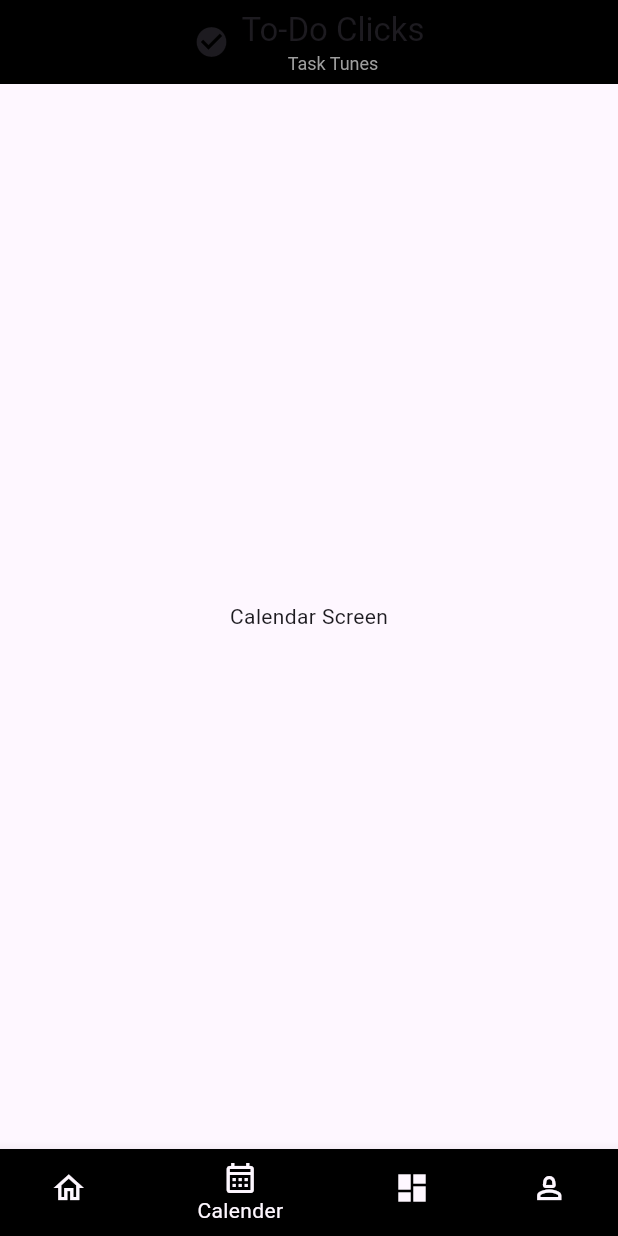
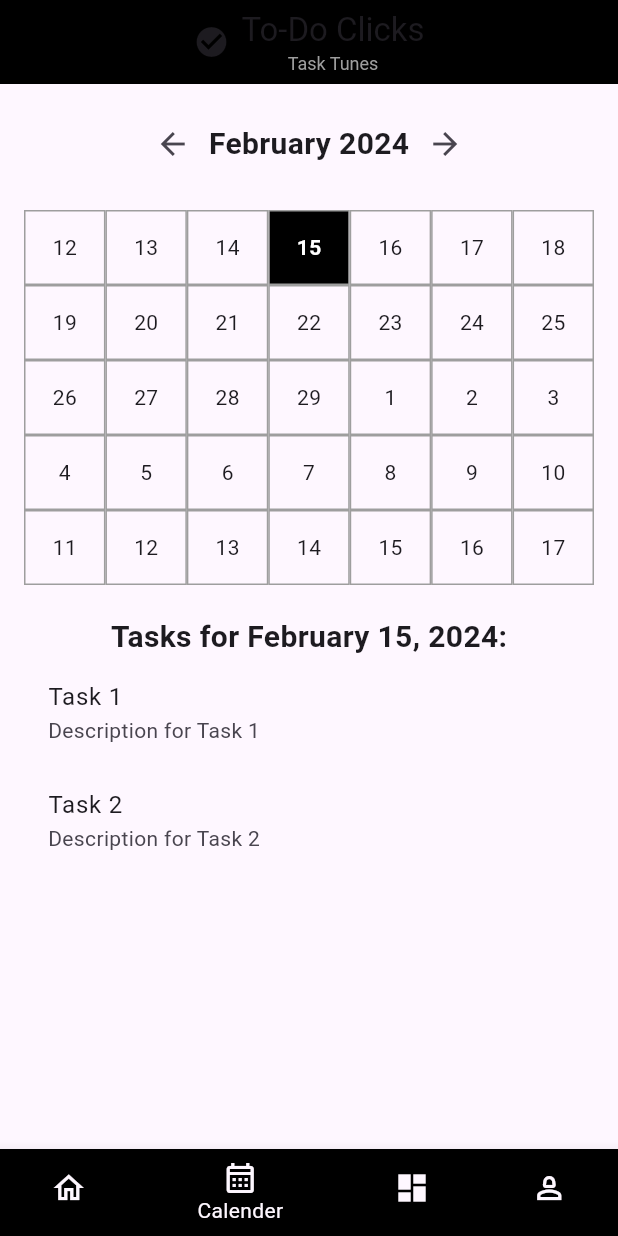
Before and after one commit to P09s/to_do_clicks, a Flutter app: the screen it shows after launch, item 2 of the bottom bar chosen, on a phone screen of 412 x 824 dp. Run offline on Flutter 3.47's test engine with Material 3 defaults, Android fonts, the phone set to English and light mode, and no system bars.

Commit message:
Calendar update

```diff
--- a/lib/Screens/calender.dart
+++ b/lib/Screens/calender.dart
@@ -1,7 +1,35 @@
 import 'package:flutter/material.dart';
+import 'package:intl/intl.dart';
 import 'package:to_do_clicks/Colors/colors.dart';
 
-class CalendarScreen extends StatelessWidget {
+class Task {
+  final String title;
+  final String description;
+  final DateTime date;
+
+  Task({
+    required this.title,
+    required this.description,
+    required this.date,
+  });
+}
+
+class CalendarScreen extends StatefulWidget {
+  @override
+  _CalendarScreenState createState() => _CalendarScreenState();
+}
+
+class _CalendarScreenState extends State<CalendarScreen> {
+  late DateTime _selectedDate;
+  List<Task> tasks = [];
+
+  @override
+  void initState() {
+    super.initState();
+    _selectedDate = DateTime.now();
+    tasks = getTasksForDate(_selectedDate);
+  }
+
   @override
   Widget build(BuildContext context) {
     return Scaffold(
@@ -21,10 +49,148 @@ class CalendarScreen extends StatelessWidget {
             ),
           ],
         ),
-          centerTitle: true),
-      body: Center(
-        child: Text('Calendar Screen'),
+        centerTitle: true,
+      ),
+      body: Padding(
+        padding: const EdgeInsets.all(16.0),
+        child: Column(
+          children: [
+            _buildHeader(),
+            SizedBox(height: 20),
+            _buildCalendar(),
+            SizedBox(height: 20),
+            Text(
+              'Tasks for ${DateFormat('MMMM dd, yyyy').format(_selectedDate)}:',
+              style: TextStyle(fontSize: 20, fontWeight: FontWeight.bold),
+            ),
+            Expanded(
+              child: _buildTaskList(),
+            ),
+          ],
+        ),
       ),
     );
   }
+
+  Widget _buildHeader() {
+    return Row(
+      mainAxisAlignment: MainAxisAlignment.center,
+      children: [
+        IconButton(
+          onPressed: () {
+            setState(() {
+              _selectedDate = _selectedDate.subtract(Duration(days: 7));
+              tasks = getTasksForDate(_selectedDate);
+            });
+          },
+          icon: Icon(Icons.arrow_back),
+        ),
+        Text(
+          DateFormat('MMMM yyyy').format(_selectedDate),
+          style: TextStyle(fontSize: 20, fontWeight: FontWeight.bold),
+        ),
+        IconButton(
+          onPressed: () {
+            setState(() {
+              _selectedDate = _selectedDate.add(Duration(days: 7));
+              tasks = getTasksForDate(_selectedDate);
+            });
+          },
+          icon: Icon(Icons.arrow_forward),
+        ),
+      ],
+    );
   }
+
+  Widget _buildCalendar() {
+    List<Widget> rows = [];
+
+    for (int i = 0; i < 5; i++) {
+      List<Widget> days = [];
+
+      for (int j = 0; j < 7; j++) {
+        DateTime day = _selectedDate
+            .subtract(Duration(days: _selectedDate.weekday - 1))
+            .add(Duration(days: (i * 7) + j));
+
+        days.add(
+          Expanded(
+            child: GestureDetector(
+              onTap: () {
+                setState(() {
+                  _selectedDate = day;
+                  tasks = getTasksForDate(_selectedDate);
+                });
+              },
+              child: Container(
+                height: 50,
+                alignment: Alignment.center,
+                decoration: BoxDecoration(
+                  border: Border.all(color: Colors.grey),
+                  color: isSameDay(day, _selectedDate) ? Colors.black : null,
+                ),
+                child: Text(
+                  DateFormat('d').format(day),
+                  style: TextStyle(
+                    fontWeight:
+                        isSameDay(day, _selectedDate) ? FontWeight.bold : null,
+                    color: isSameDay(day, _selectedDate) ? Colors.white : null,
+                  ),
+                ),
+              ),
+            ),
+          ),
+        );
+      }
+
+      rows.add(
+        Row(
+          children: days,
+        ),
+      );
+    }
+
+    return Column(
+      children: rows,
+    );
+  }
+
+  Widget _buildTaskList() {
+    if (tasks.isEmpty) {
+      return Center(
+        child: Text('No tasks for selected date.'),
+      );
+    }
+
+    return ListView.builder(
+      itemCount: tasks.length,
+      itemBuilder: (context, index) {
+        return ListTile(
+          title: Text(tasks[index].title),
+          subtitle: Text(tasks[index].description),
+        );
+      },
+    );
+  }
+
+  List<Task> getTasksForDate(DateTime date) {
+    // Replace this with your logic to fetch tasks for the selected date
+    // For now, returning dummy tasks
+    return [
+      Task(
+        title: 'Task 1',
+        description: 'Description for Task 1',
+        date: DateTime(date.year, date.month, date.day, 8, 0),
+      ),
+      Task(
+        title: 'Task 2',
+        description: 'Description for Task 2',
+        date: DateTime(date.year, date.month, date.day, 10, 0),
+      ),
+    ];
+  }
+
+  bool isSameDay(DateTime a, DateTime b) {
+    return a.year == b.year && a.month == b.month && a.day == b.day;
+  }
+}
--- a/pubspec.yaml
+++ b/pubspec.yaml
@@ -46,6 +46,7 @@ dev_dependencies:
   # package. See that file for information about deactivating specific lint
   # rules and activating additional ones.
   flutter_lints: ^2.0.0
+  table_calendar: ^3.0.2
 
 # For information on the generic Dart part of this file, see the
 # following page: https://dart.dev/tools/pub/pubspec
```
Also changed, not shown: pubspec.lock. Lines whose indentation alone changed are shown as unchanged.
